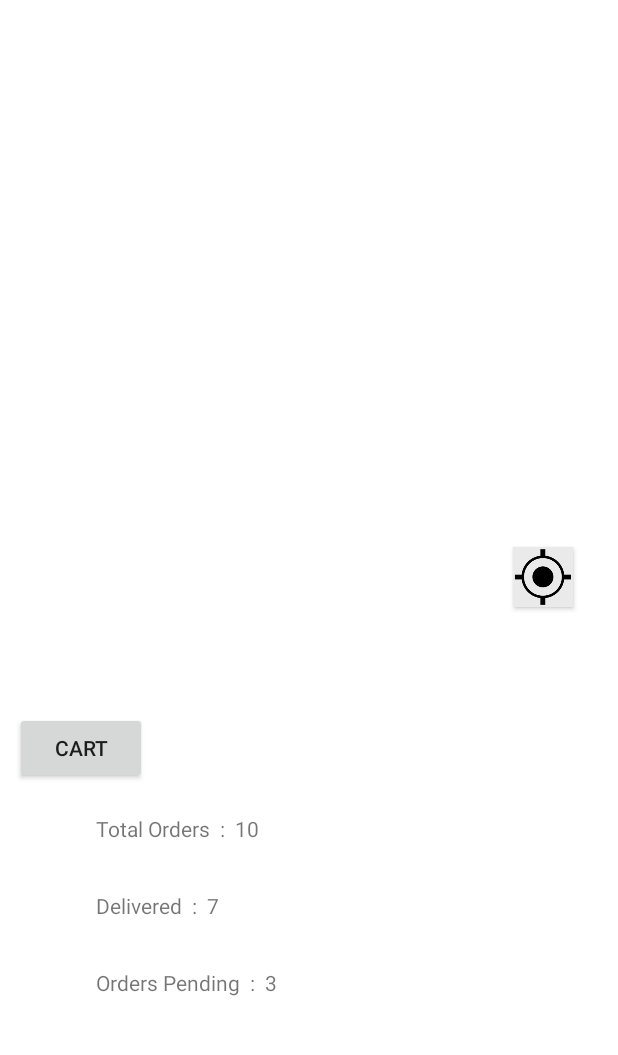
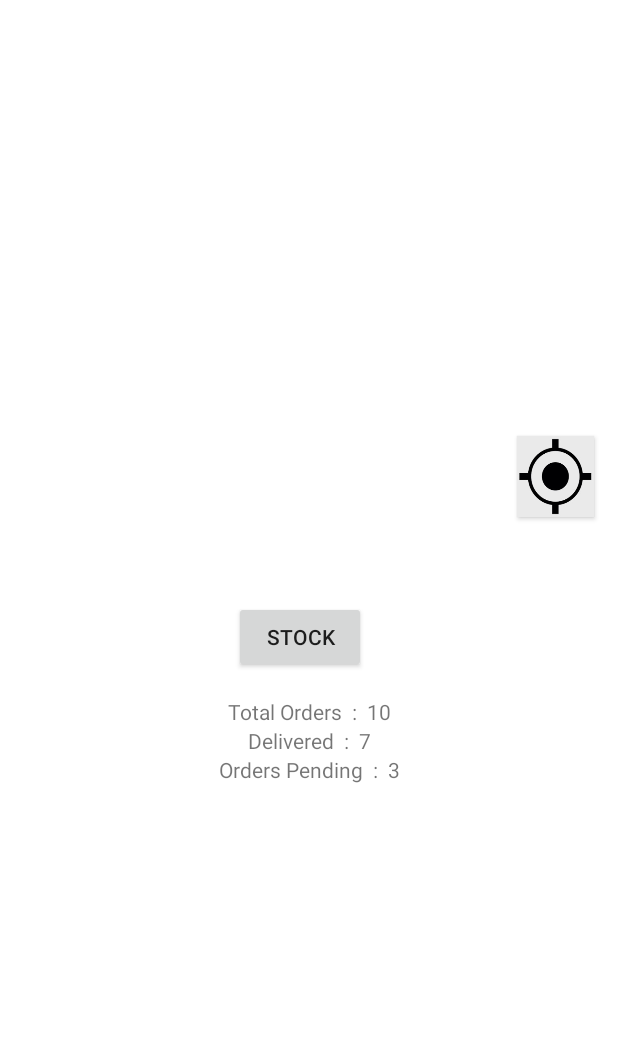
Before and after one commit to piyushdahiya1218/Vendor, an Android app: the HomePageActivity screen opened directly, with no data from a screen before it, on a phone screen of 412 x 824 dp, the part 53-1108 px from its top. Run offline under Robolectric (Android 15) with nearby library versions, the phone set to English and light mode, and no system bars; our stand-ins replace Firebase (no records; nobody signed in at launch, a user with empty details on screens opened directly); 1 statement that could not run was skipped.

Commit message:
Menu UI updated|Term CART replaced with STOCK

```diff
--- a/app/src/main/res/drawable/border_selected.xml
+++ b/app/src/main/res/drawable/border_selected.xml
@@ -4,9 +4,9 @@
 
     <stroke
         android:width="1dp"
-        android:color="#CCCCCC"/>
+        android:color="#000000"/>
 
     <solid
-        android:color="#424242"/>
+        android:color="#E2DFD2"/>
 
 </shape>
--- a/app/src/main/res/drawable/border_unselected.xml
+++ b/app/src/main/res/drawable/border_unselected.xml
@@ -4,9 +4,9 @@
 
     <stroke
         android:width="1dp"
-        android:color="#CCCCCC"/>
+        android:color="#808080"/>
 
     <solid
-        android:color="#121212"/>
+        android:color="#F9F6EE"/>
 
 </shape>
--- a/app/src/main/res/layout/activity_cart.xml
+++ b/app/src/main/res/layout/activity_cart.xml
@@ -11,7 +11,7 @@
         android:id="@+id/textView17"
         android:layout_width="wrap_content"
         android:layout_height="wrap_content"
-        android:text="@string/cart"
+        android:text="Stock"
         android:textSize="35sp"
         app:layout_constraintEnd_toEndOf="parent"
         app:layout_constraintHorizontal_bias="0.498"
@@ -35,11 +35,13 @@
 
     <Button
         android:id="@+id/editcartbutton"
-        android:layout_width="wrap_content"
-        android:layout_height="wrap_content"
+        android:layout_width="87dp"
+        android:layout_height="58dp"
         android:layout_marginEnd="10dp"
-        android:text="@string/editcart"
+        android:text="Edit Stock"
         app:layout_constraintEnd_toEndOf="parent"
+        app:layout_constraintHorizontal_bias="1.0"
+        app:layout_constraintStart_toEndOf="@+id/textView17"
         app:layout_constraintTop_toTopOf="parent" />
 
     <Button
--- a/app/src/main/res/layout/activity_fruits_with_pics.xml
+++ b/app/src/main/res/layout/activity_fruits_with_pics.xml
@@ -51,11 +51,11 @@
         android:id="@+id/allproductsrecyclerview"
         android:layout_width="match_parent"
         android:layout_height="450dp"
-        android:layout_marginTop="60dp"
+        android:layout_marginTop="84dp"
         app:layout_constraintEnd_toEndOf="parent"
         app:layout_constraintHorizontal_bias="0.0"
         app:layout_constraintStart_toStartOf="parent"
-        app:layout_constraintTop_toBottomOf="@+id/textView19" >
+        app:layout_constraintTop_toBottomOf="@+id/textView19">
 
     </androidx.recyclerview.widget.RecyclerView>
 
@@ -69,4 +69,15 @@
         app:layout_constraintBottom_toBottomOf="parent"
         app:layout_constraintEnd_toEndOf="parent" />
 
+    <TextView
+        android:id="@+id/textView12"
+        android:layout_width="wrap_content"
+        android:layout_height="wrap_content"
+        android:layout_marginTop="40dp"
+        android:text="*Tap tile to select item"
+        app:layout_constraintEnd_toEndOf="parent"
+        app:layout_constraintHorizontal_bias="0.498"
+        app:layout_constraintStart_toStartOf="parent"
+        app:layout_constraintTop_toTopOf="@+id/textView19" />
+
 </androidx.constraintlayout.widget.ConstraintLayout>
--- a/app/src/main/res/layout/activity_home_page.xml
+++ b/app/src/main/res/layout/activity_home_page.xml
@@ -1,73 +1,87 @@
 <?xml version="1.0" encoding="utf-8"?>
-<LinearLayout
+<androidx.constraintlayout.widget.ConstraintLayout xmlns:android="http://schemas.android.com/apk/res/android"
+    xmlns:app="http://schemas.android.com/apk/res-auto"
+    xmlns:tools="http://schemas.android.com/tools"
+    android:id="@+id/linearLayout"
     android:layout_width="match_parent"
     android:layout_height="match_parent"
-    xmlns:android="http://schemas.android.com/apk/res/android"
-    xmlns:app="http://schemas.android.com/apk/res-auto"
-    xmlns:tools="http://schemas.android.com/tools"
     android:orientation="vertical"
     tools:context=".Activities.HomePageActivity">
 
-    <RelativeLayout
-        android:layout_height="500dp"
-        android:layout_width="match_parent" >
 
     <fragment
         android:id="@+id/map"
         android:name="com.google.android.gms.maps.SupportMapFragment"
         android:layout_width="match_parent"
-            android:layout_height="match_parent" />
+        android:layout_height="400dp"
+        android:layout_marginBottom="10dp"
+        app:layout_constraintBottom_toTopOf="@+id/cartbutton"
+        app:layout_constraintEnd_toEndOf="parent"
+        app:layout_constraintHorizontal_bias="0.0"
+        app:layout_constraintStart_toStartOf="parent"
+        app:layout_constraintTop_toTopOf="parent"
+        app:layout_constraintVertical_bias="0.0"
+        tools:layout_conversion_absoluteHeight="500dp"
+        tools:layout_conversion_absoluteWidth="411dp" />
 
     <Button
         android:id="@+id/currentlocationbuttonhomepage"
-            android:layout_width="40dp"
-            android:layout_height="40dp"
+        android:layout_width="51dp"
+        android:layout_height="54dp"
+        android:layout_marginEnd="16dp"
+        android:layout_marginBottom="20dp"
         android:background="@drawable/currentlocationlogo"
         android:shadowColor="@color/black"
-            android:layout_alignBottom="@id/map"
-            android:layout_alignEnd="@id/map"
-            android:layout_alignRight="@id/map"
-            android:layout_marginRight="30sp"
-            android:layout_marginBottom="60sp"  />
-
-    </RelativeLayout>
+        app:layout_constraintBottom_toBottomOf="@+id/map"
+        app:layout_constraintEnd_toEndOf="parent"
+        tools:layout_conversion_absoluteHeight="40dp"
+        tools:layout_conversion_absoluteWidth="40dp" />
 
     <Button
         android:id="@+id/cartbutton"
         android:layout_width="wrap_content"
         android:layout_height="wrap_content"
-        android:layout_marginTop="10dp"
-        android:layout_marginLeft="10dp"
-        android:text="@string/cart"/>
+        android:layout_marginTop="436dp"
+        android:text="Stock"
+        app:layout_constraintEnd_toEndOf="parent"
+        app:layout_constraintHorizontal_bias="0.482"
+        app:layout_constraintStart_toStartOf="parent"
+        app:layout_constraintTop_toTopOf="parent"
+        tools:layout_conversion_absoluteHeight="48dp"
+        tools:layout_conversion_absoluteWidth="88dp" />
 
     <TextView
         android:id="@+id/totalorders"
         android:layout_width="wrap_content"
         android:layout_height="wrap_content"
-        android:layout_marginStart="64dp"
-        android:layout_marginTop="20dp"
+        android:layout_marginTop="100dp"
         android:text="@string/totalorders"
+        app:layout_constraintEnd_toEndOf="parent"
         app:layout_constraintStart_toStartOf="parent"
-        app:layout_constraintTop_toBottomOf="@+id/textView17" />
+        app:layout_constraintTop_toBottomOf="@+id/map"
+        tools:layout_conversion_absoluteHeight="19dp"
+        tools:layout_conversion_absoluteWidth="103dp" />
 
     <TextView
         android:id="@+id/delivered"
         android:layout_width="wrap_content"
         android:layout_height="wrap_content"
-        android:layout_marginStart="64dp"
-        android:layout_marginTop="32dp"
         android:text="@string/delivered"
+        app:layout_constraintEnd_toEndOf="parent"
         app:layout_constraintStart_toStartOf="parent"
-        app:layout_constraintTop_toBottomOf="@+id/totalorders" />
+        app:layout_constraintTop_toBottomOf="@+id/totalorders"
+        tools:layout_conversion_absoluteHeight="19dp"
+        tools:layout_conversion_absoluteWidth="77dp" />
 
     <TextView
         android:id="@+id/orderspending"
         android:layout_width="wrap_content"
         android:layout_height="wrap_content"
-        android:layout_marginStart="64dp"
-        android:layout_marginTop="32dp"
         android:text="@string/orderspending"
+        app:layout_constraintEnd_toEndOf="parent"
         app:layout_constraintStart_toStartOf="parent"
-        app:layout_constraintTop_toBottomOf="@+id/delivered" />
+        app:layout_constraintTop_toBottomOf="@+id/delivered"
+        tools:layout_conversion_absoluteHeight="19dp"
+        tools:layout_conversion_absoluteWidth="115dp" />
 
-</LinearLayout>
+</androidx.constraintlayout.widget.ConstraintLayout>
```
Lines whose indentation alone changed are shown as unchanged.
